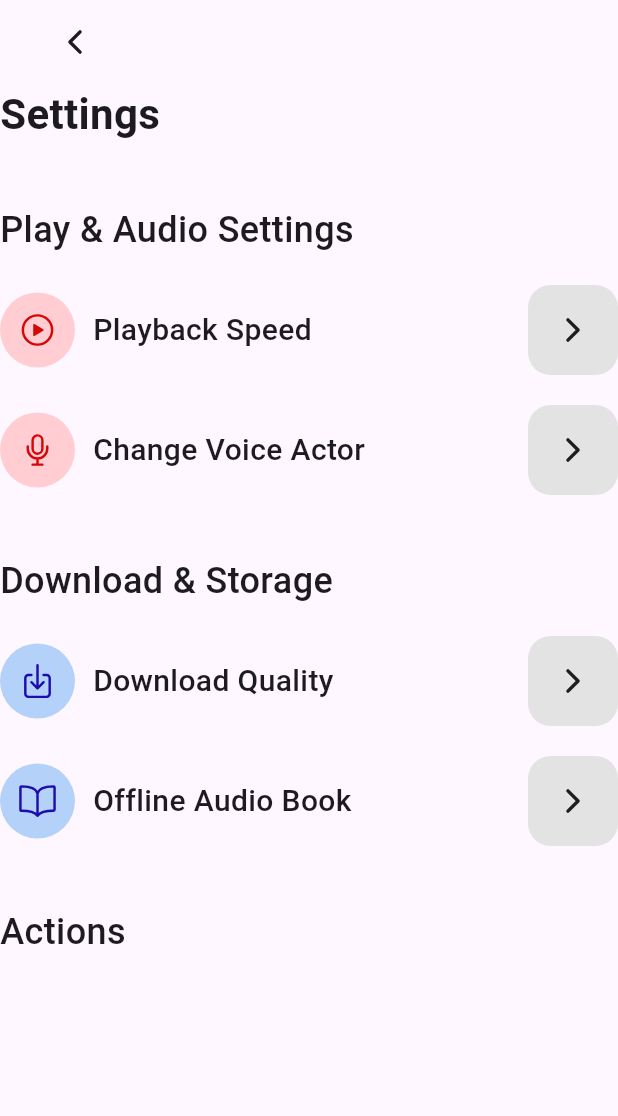
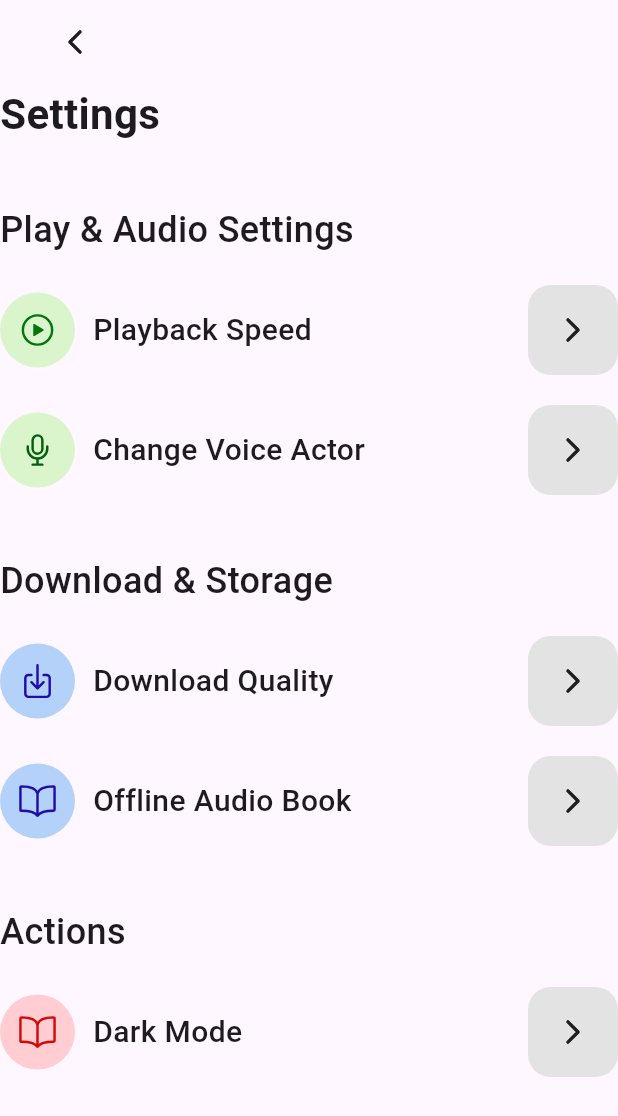
Before and after one commit to savinuonline/narratra, a Flutter app: the screen it shows after launch, on a phone screen of 412 x 824 dp. Shown: the top 1116 px of the screen. Run offline on Flutter 3.47's test engine with Material 3 defaults, Android fonts, the phone set to English and light mode, and no system bars; our stand-ins replace firebase_core, ionicons; accounts and stored records are empty.

Commit message:
add sub setting and change settings

```diff
--- a/lib/pages/actions_page.dart
+++ b/lib/pages/actions_page.dart
@@ -1,4 +1,5 @@
 import 'package:flutter/material.dart';
+import 'package:ionicons/ionicons.dart';
 
 class ActionsPage extends StatelessWidget {
   const ActionsPage({super.key});
@@ -17,7 +18,46 @@ class ActionsPage extends StatelessWidget {
             ),
           ),
 
+        const SizedBox(height: 20,),
+          SizedBox(
+            width: double.infinity,
+            child: Row(
+              children: [
+                Container(
+                  height: 50,
+                  width: 50,
+                  decoration: BoxDecoration(
+                    shape: BoxShape.circle,
+                    color: Colors.red.shade100,
+                  ),
+                  child: Icon(Ionicons.book_outline, size: 26,
+                  color: const Color.fromARGB(255, 214, 7, 7),),
 
+                ),
+                SizedBox(width: 12),
+                Column(
+                  crossAxisAlignment: CrossAxisAlignment.start,
+                  children: [
+                    Text("Dark Mode",
+                    style: TextStyle(
+                      fontSize: 20,
+                      fontWeight: FontWeight.w500,
+                    )),
+                  ],
+                ),
+                const Spacer(),
+                Container(
+                  width: 60,
+                  height: 60,
+                  decoration: BoxDecoration(
+                    color: const Color.fromARGB(255, 227, 227, 227),
+                    borderRadius: BorderRadius.circular(15),
+                  ),
+                  child: Icon(Ionicons.chevron_forward_outline),
+                )
+                ],
+            ),
+          ),
 
       ]
     );
--- a/lib/pages/settings_page.dart
+++ b/lib/pages/settings_page.dart
@@ -49,10 +49,10 @@ class _SettingsPageState extends State<SettingsPage> {
                   width: 50,
                   decoration: BoxDecoration(
                     shape: BoxShape.circle,
-                    color: Colors.red.shade100,
+                    color: const Color.fromARGB(255, 218, 245, 204),
                   ),
                   child: Icon(Ionicons.play_circle_outline, size: 26,
-                  color: const Color.fromARGB(255, 214, 7, 7),),
+                  color: const Color.fromARGB(255, 3, 116, 16),),
 
                 ),
                 SizedBox(width: 12),
@@ -90,10 +90,10 @@ class _SettingsPageState extends State<SettingsPage> {
                   width: 50,
                   decoration: BoxDecoration(
                     shape: BoxShape.circle,
-                    color: Colors.red.shade100,
+                    color: const Color.fromARGB(255, 218, 245, 204),
                   ),
                   child: Icon(Ionicons.mic_outline, size: 26,
-                  color: const Color.fromARGB(255, 214, 7, 7),),
+                  color: const Color.fromARGB(255, 3, 94, 14),),
 
                 ),
                 SizedBox(width: 12),
```
